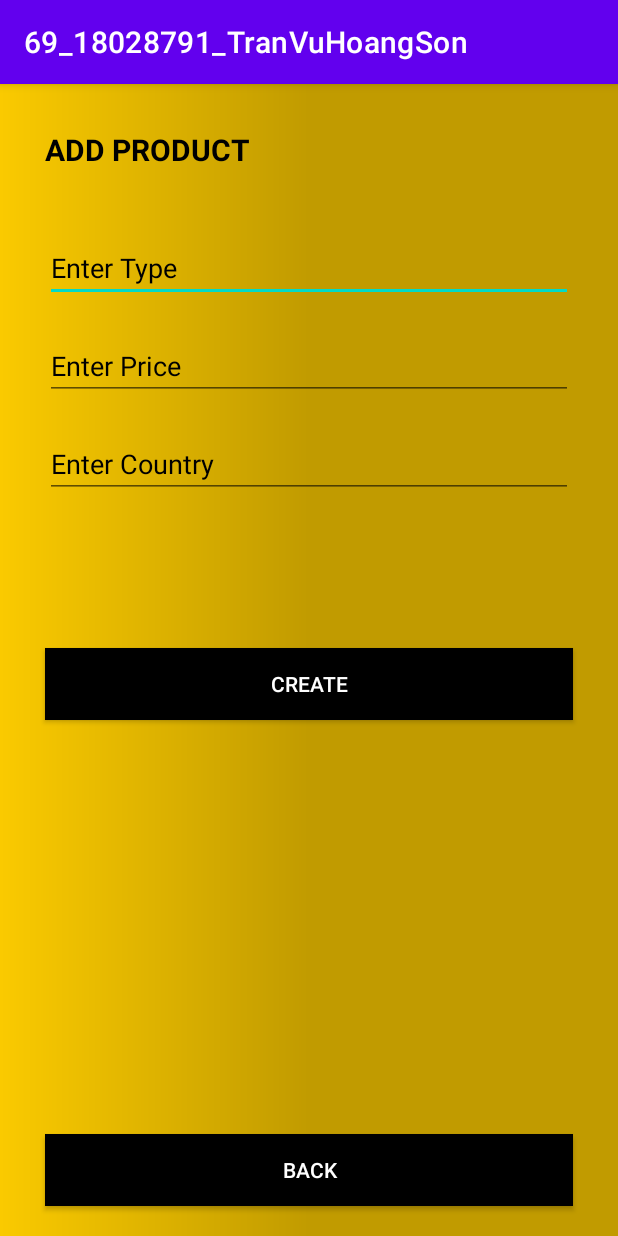
After one commit to onebabyq/Lab_Mobile, an Android app: the AddProductActivity screen opened directly, with no data from a screen before it, on a phone screen of 412 x 824 dp. The commit adds this screen. Run offline under Robolectric (Android 15) with nearby library versions, the phone set to English and light mode, and no system bars; our stand-ins replace Volley.

Commit message:
commit chuc nang add product

```diff
--- a/69_18028791_TranVuHoangSon/app/src/main/AndroidManifest.xml
+++ b/69_18028791_TranVuHoangSon/app/src/main/AndroidManifest.xml
@@ -9,7 +9,8 @@
         android:roundIcon="@mipmap/ic_launcher_round"
         android:supportsRtl="true"
         android:theme="@style/Theme.69_18028791_TranVuHoangSon">
-        <activity android:name=".ShowInfoActivity"></activity>
+        <activity android:name=".AddProductActivity"></activity>
+        <activity android:name=".ShowInfoActivity" />
         <activity android:name=".ManagerActivity" />
         <activity android:name=".RegisterActivity" />
         <activity android:name=".MainActivity">
--- /dev/null
+++ b/69_18028791_TranVuHoangSon/app/src/main/java/com/example/a69_18028791_tranvuhoangson/AddProductActivity.java
@@ -0,0 +1,82 @@
+package com.example.a69_18028791_tranvuhoangson;
+
+import androidx.appcompat.app.AppCompatActivity;
+
+import android.os.Bundle;
+import android.view.View;
+import android.widget.Button;
+import android.widget.EditText;
+import android.widget.Toast;
+
+import com.android.volley.AuthFailureError;
+import com.android.volley.Request;
+import com.android.volley.RequestQueue;
+import com.android.volley.Response;
+import com.android.volley.VolleyError;
+import com.android.volley.toolbox.StringRequest;
+import com.android.volley.toolbox.Volley;
+
+import java.util.HashMap;
+import java.util.Map;
+
+public class AddProductActivity extends AppCompatActivity {
+    EditText etTypeAdd,etPriceAdd,etCountryAdd;
+    Button btnCreate, btnBack2;
+    @Override
+    protected void onCreate(Bundle savedInstanceState) {
+        super.onCreate(savedInstanceState);
+        setContentView(R.layout.activity_add_product);
+
+        etTypeAdd = (EditText) findViewById(R.id.etTypeAdd);
+        etPriceAdd = (EditText) findViewById(R.id.etPriceAdd);
+        etCountryAdd = (EditText) findViewById(R.id.etCountryAdd);
+        btnCreate = (Button) findViewById(R.id.btnCreate);
+        btnBack2 = (Button) findViewById(R.id.btnBack2);
+
+        btnCreate.setOnClickListener(new View.OnClickListener() {
+            @Override
+            public void onClick(View v) {
+                String type = etTypeAdd.getText().toString();
+                String price = etPriceAdd.getText().toString();
+                String country = etCountryAdd.getText().toString();
+                PostApi(type,price,country);
+            }
+        });
+
+
+    }
+    private void PostApi(String type, String price, String country){
+        String url = "https://60b6dd1717d1dc0017b88669.mockapi.io/products";
+        StringRequest stringRequest = new StringRequest(
+                Request.Method.POST,
+                url,
+                new Response.Listener<String>() {
+                    @Override
+                    public void onResponse(String response) {
+                        Toast.makeText(AddProductActivity.this, "Successfully", Toast.LENGTH_SHORT).show();
+
+                    }
+                },
+                new Response.ErrorListener() {
+                    @Override
+                    public void onErrorResponse(VolleyError error) {
+                        Toast.makeText(AddProductActivity.this, "Error by Post data!", Toast.LENGTH_SHORT).show();
+                    }
+                })
+        {
+            @Override
+            protected Map<String, String> getParams() throws AuthFailureError {
+
+                HashMap<String, String>
+                        params = new HashMap<>();
+                params.put("type", type);
+                params.put("price", price);
+                params.put("country", country);
+                return params;
+            }
+        };
+
+        RequestQueue requestQueue = Volley.newRequestQueue(this);
+        requestQueue.add(stringRequest);
+    }
+}
--- a/69_18028791_TranVuHoangSon/app/src/main/java/com/example/a69_18028791_tranvuhoangson/ManagerActivity.java
+++ b/69_18028791_TranVuHoangSon/app/src/main/java/com/example/a69_18028791_tranvuhoangson/ManagerActivity.java
@@ -24,5 +24,12 @@ public class ManagerActivity extends AppCompatActivity {
                 startActivity(new Intent(ManagerActivity.this,ShowInfoActivity.class));
             }
         });
+
+        btnAddProduct.setOnClickListener(new View.OnClickListener() {
+            @Override
+            public void onClick(View v) {
+                startActivity(new Intent(ManagerActivity.this,AddProductActivity.class));
+            }
+        });
     }
 }
--- /dev/null
+++ b/69_18028791_TranVuHoangSon/app/src/main/res/layout/activity_add_product.xml
@@ -0,0 +1,115 @@
+<?xml version="1.0" encoding="utf-8"?>
+<androidx.constraintlayout.widget.ConstraintLayout xmlns:android="http://schemas.android.com/apk/res/android"
+    xmlns:app="http://schemas.android.com/apk/res-auto"
+    xmlns:tools="http://schemas.android.com/tools"
+    android:layout_width="match_parent"
+    android:layout_height="match_parent"
+    tools:context=".AddProductActivity"
+    android:background="@drawable/background_img"
+    >
+
+    <EditText
+        android:id="@+id/etTypeAdd"
+        android:layout_width="match_parent"
+        android:layout_height="wrap_content"
+        android:layout_marginStart="30dp"
+        android:layout_marginLeft="30dp"
+
+        android:layout_marginTop="100dp"
+        android:layout_marginEnd="30dp"
+        android:layout_marginRight="30dp"
+        android:ems="10"
+        android:hint="Enter Type"
+        android:textColorHint="@color/black"
+        android:inputType="textPersonName"
+        app:layout_constraintEnd_toEndOf="parent"
+        app:layout_constraintHorizontal_bias="0.497"
+        app:layout_constraintStart_toStartOf="parent"
+        app:layout_constraintTop_toTopOf="parent" />
+
+    <EditText
+        android:id="@+id/etPriceAdd"
+        android:layout_width="match_parent"
+        android:layout_height="wrap_content"
+        android:layout_marginStart="30dp"
+        android:layout_marginLeft="30dp"
+        android:layout_marginTop="20dp"
+        android:layout_marginEnd="30dp"
+        android:layout_marginRight="30dp"
+        android:ems="10"
+        android:hint="Enter Price"
+        android:inputType="textPersonName"
+        android:textColorHint="@color/black"
+        app:layout_constraintEnd_toEndOf="parent"
+        app:layout_constraintHorizontal_bias="0.497"
+        app:layout_constraintStart_toStartOf="parent"
+        app:layout_constraintTop_toBottomOf="@+id/etTypeAdd" />
+
+    <EditText
+        android:id="@+id/etCountryAdd"
+        android:layout_width="match_parent"
+        android:layout_height="wrap_content"
+        android:layout_marginStart="30dp"
+        android:layout_marginLeft="30dp"
+        android:layout_marginTop="20dp"
+        android:layout_marginEnd="30dp"
+        android:layout_marginRight="30dp"
+        android:ems="10"
+        android:hint="Enter Country"
+        android:inputType="textPersonName"
+        android:textColorHint="@color/black"
+        app:layout_constraintEnd_toEndOf="parent"
+        app:layout_constraintHorizontal_bias="0.0"
+        app:layout_constraintStart_toStartOf="parent"
+        app:layout_constraintTop_toBottomOf="@+id/etPriceAdd" />
+
+    <android.widget.Button
+        android:id="@+id/btnCreate"
+        android:layout_width="match_parent"
+        android:layout_height="wrap_content"
+        android:layout_marginStart="30dp"
+        android:layout_marginLeft="30dp"
+        android:layout_marginTop="100dp"
+        android:layout_marginEnd="30dp"
+        android:layout_marginRight="30dp"
+        android:background="@color/black"
+        android:text="CREATE"
+        android:textColor="@color/white"
+        app:layout_constraintEnd_toEndOf="parent"
+        app:layout_constraintHorizontal_bias="1.0"
+        app:layout_constraintStart_toStartOf="parent"
+        app:layout_constraintTop_toBottomOf="@+id/etCountryAdd" />
+
+    <android.widget.Button
+        android:id="@+id/btnBack2"
+        android:layout_width="match_parent"
+        android:layout_height="wrap_content"
+        android:layout_marginStart="30dp"
+        android:layout_marginLeft="30dp"
+        android:layout_marginEnd="30dp"
+        android:layout_marginRight="30dp"
+        android:layout_marginBottom="20dp"
+        android:background="@color/black"
+        android:text="BACK"
+        android:textColor="@color/white"
+        app:layout_constraintBottom_toBottomOf="parent"
+        app:layout_constraintEnd_toEndOf="parent"
+        app:layout_constraintHorizontal_bias="0.0"
+        app:layout_constraintStart_toStartOf="parent" />
+
+    <TextView
+        android:textStyle="bold"
+        android:textSize="20sp"
+        android:textColor="@color/black"
+        android:id="@+id/textView"
+        android:layout_width="wrap_content"
+        android:layout_height="wrap_content"
+        android:layout_marginStart="30dp"
+        android:layout_marginLeft="30dp"
+        android:layout_marginTop="30dp"
+        android:text="ADD PRODUCT"
+        app:layout_constraintStart_toStartOf="parent"
+        app:layout_constraintTop_toTopOf="parent" />
+
+
+</androidx.constraintlayout.widget.ConstraintLayout>
```
Also changed, not shown: 1 other file.
